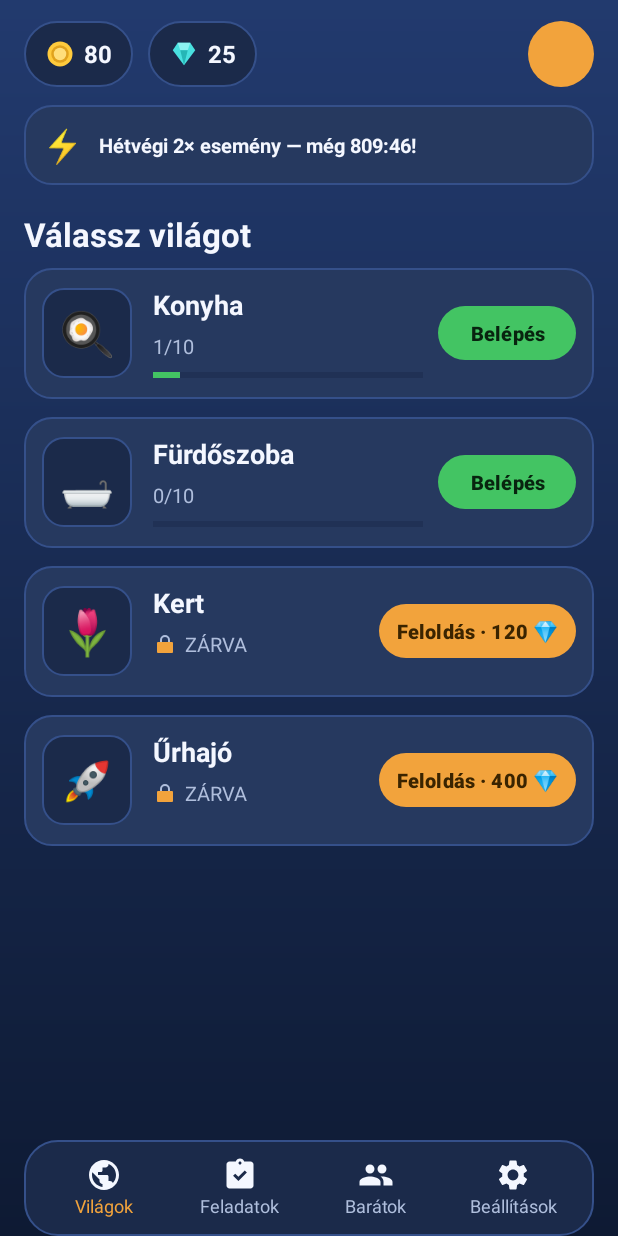
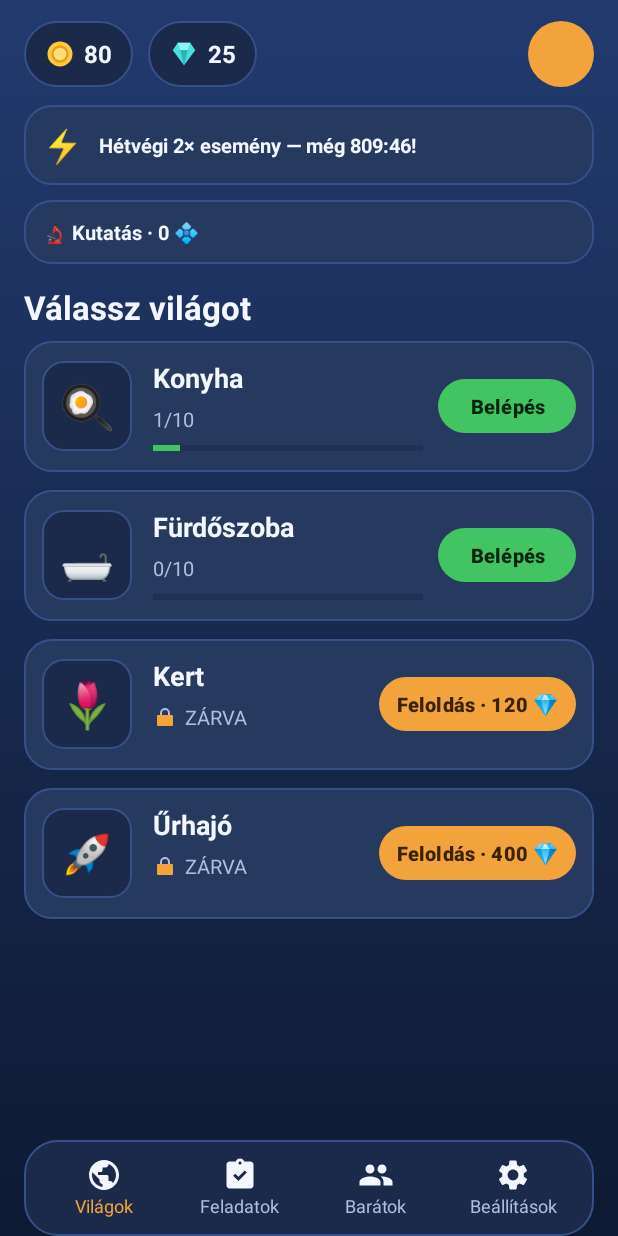
Before and after one commit to HenrikFaul/micromasters, an Android app: the screen it shows after launch (WorldSelectActivity), after a tap on "JÁTSSZ", on a phone screen of 412 x 824 dp. Run offline under Robolectric (Android 15) with nearby library versions, the phone set to English and light mode, and no system bars; 1 other tap on this screen came first.

Commit message:
Add Research Tree, Re-Miniaturize prestige, and Collection/Museum (15-agent design)
Three meta systems, designed in parallel and adversarially verified against
the real code, folded into ONE canonical baseProdPerSec (each multiplier is
1.0 at defaults, so existing saves are byte-identical):

- Research Tree (Cores): account-wide currency earned by clearing a world's
  10 territories; 4 branches (Industry/Logistics/Science/Expansion) bought
  with Cores. Industry multiplies all worlds globally; the others grant
  offline-efficiency / lab-gem / expansion-discount perks (neutral at L0).
  Reached from a "Kutatas" hub card.
- Prestige "Re-Miniaturize" (Mastery Stars): per-world reset for sqrt-damped
  Stars based on lifetime coins -> permanent +10%/star world production.
  Deliberate confirm dialog from the Map; kitchen keeps its onboarding seed.
- Collection/Museum: world mastery badges, worker skins, and a claimable
  "Nagy Gyujto" set bonus (permanent +prod). Long-press the Friends tab.

Cores faucet latched by clearRewardClaimed (once/world); stars banked by delta
(no refarm). Persistence additive + schema-2 backward-compatible. Compile-reviewed.

Co-Authored-By: Claude Opus 4.8 <noreply@anthropic.com>
Claude-Session: https://claude.ai/code/session_018QBwLBU1ZMNvoWywXQuYed

```diff
--- a/app/src/main/java/com/micromasters/game/Models.kt
+++ b/app/src/main/java/com/micromasters/game/Models.kt
@@ -55,6 +55,17 @@ class WorldDef(
 
 class QuestDef(val nameRes: Int, val emoji: String, val target: Long, val rewardGems: Int)
 
+enum class ResearchBranch { INDUSTRY, LOGISTICS, SCIENCE, EXPANSION }
+
+class ResearchDef(
+    val branch: ResearchBranch,
+    val nameRes: Int,
+    val descRes: Int,
+    val emoji: String,
+    val branchMult: Double,
+    val maxLevel: Int = 25
+)
+
 object Defs {
     const val TERRITORIES = 10
 
@@ -78,6 +89,18 @@ object Defs {
         BoostDef("fill", R.string.boost_fill, R.string.boost_fill_desc, "💧", BoostKind.FILL, gemCost = 8),
         BoostDef("ad", R.string.boost_ad, R.string.boost_ad_desc, "🎬", BoostKind.AD, gemCost = 0, durationMs = 5 * 60_000L, multiplier = 1.0)
     )
+
+    // Account-wide Research Tree (GDD §6.3). Each level multiplies ALL worlds globally.
+    // Order MUST match ResearchBranch.ordinal. Emoji are Unicode <= 7.
+    val RESEARCH = listOf(
+        ResearchDef(ResearchBranch.INDUSTRY, R.string.res_industry, R.string.res_industry_desc, "🏭", branchMult = 0.15),
+        ResearchDef(ResearchBranch.LOGISTICS, R.string.res_logistics, R.string.res_logistics_desc, "🚚", branchMult = 0.05),
+        ResearchDef(ResearchBranch.SCIENCE, R.string.res_science, R.string.res_science_desc, "🔬", branchMult = 0.05),
+        ResearchDef(ResearchBranch.EXPANSION, R.string.res_expansion, R.string.res_expansion_desc, "🗺️", branchMult = 0.05)
+    )
+
+    /** Cores granted for clearing all 10 territories of a world (mastery faucet). */
+    fun coreReward(id: String): Int = 2 + worldIndex(id)
 
     // Colors are plain ARGB ints so the canvas view can use them directly.
     val WORLDS = listOf(
--- a/app/src/main/java/com/micromasters/game/WorldSelectActivity.kt
+++ b/app/src/main/java/com/micromasters/game/WorldSelectActivity.kt
@@ -22,9 +22,11 @@ class WorldSelectActivity : AppCompatActivity() {
 
         b.btnShop.setOnClickListener { Dialogs.showShop(this) { refresh() } }
         b.eventBanner.setOnClickListener { Dialogs.showShop(this) { refresh() } }
+        b.researchCard.setOnClickListener { Dialogs.showResearch(this) { refresh() } }
         b.navWorlds.setOnClickListener { refresh() }
         b.navQuests.setOnClickListener { Dialogs.showQuests(this) { refresh() } }
         b.navFriends.setOnClickListener { Dialogs.showLeaderboard(this) }
+        b.navFriends.setOnLongClickListener { Dialogs.showCollection(this) { refresh() }; true }
         b.navSettings.setOnClickListener { Dialogs.showSettings(this) { refresh() } }
     }
 
@@ -49,6 +51,7 @@ class WorldSelectActivity : AppCompatActivity() {
         val tz = java.util.TimeZone.getDefault()
         val msToMidnight = 86_400_000L - (now + tz.getOffset(now)) % 86_400_000L
         b.eventText.text = getString(R.string.event_fmt, Format.duration(msToMidnight))
+        b.researchText.text = getString(R.string.research_hub_fmt, Format.short(s.cores))
         buildWorldList(s)
     }
 
--- /dev/null
+++ b/app/src/main/res/drawable/ic_core.xml
@@ -0,0 +1,12 @@
+<vector xmlns:android="http://schemas.android.com/apk/res/android"
+    android:width="24dp"
+    android:height="24dp"
+    android:viewportWidth="24"
+    android:viewportHeight="24">
+    <path
+        android:fillColor="#FFB061F0"
+        android:pathData="M12,2 L20,7 L20,17 L12,22 L4,17 L4,7 Z" />
+    <path
+        android:fillColor="#FFD9B0FA"
+        android:pathData="M12,6 L16,8.5 L16,13.5 L12,16 L8,13.5 L8,8.5 Z" />
+</vector>
--- a/app/src/main/res/layout/activity_world_select.xml
+++ b/app/src/main/res/layout/activity_world_select.xml
@@ -111,10 +111,31 @@
             android:textStyle="bold" />
     </LinearLayout>
 
+    <LinearLayout
+        android:id="@+id/researchCard"
+        android:layout_width="match_parent"
+        android:layout_height="wrap_content"
+        android:layout_marginTop="10dp"
+        android:background="@drawable/bg_card"
+        android:gravity="center_vertical"
+        android:orientation="horizontal"
+        android:padding="12dp">
+
+        <TextView
+            android:id="@+id/researchText"
+            android:layout_width="0dp"
+            android:layout_height="wrap_content"
+            android:layout_weight="1"
+            android:text="@string/research_title"
+            android:textColor="@color/text_primary"
+            android:textSize="13sp"
+            android:textStyle="bold" />
+    </LinearLayout>
+
     <TextView
         android:layout_width="wrap_content"
         android:layout_height="wrap_content"
-        android:layout_marginTop="18dp"
+        android:layout_marginTop="14dp"
         android:layout_marginBottom="8dp"
         android:text="@string/select_world"
         android:textColor="@color/text_primary"
--- a/app/src/main/res/values/strings.xml
+++ b/app/src/main/res/values/strings.xml
@@ -136,4 +136,40 @@
     <string name="offline_away_fmt">%1$s voltál távol</string>
     <string name="offline_double">×2 📺</string>
     <string name="offline_ok">RENDBEN</string>
+
+    <!-- Research Tree -->
+    <string name="research_hub_fmt">🔬 Kutatás · %1$s 💠</string>
+    <string name="research_title">🔬 Kutatás</string>
+    <string name="research_cores_fmt">Mag: %1$s 💠</string>
+    <string name="res_industry">Ipar</string>
+    <string name="res_industry_desc">Globális termelés</string>
+    <string name="res_logistics">Logisztika</string>
+    <string name="res_logistics_desc">Offline hatékonyság</string>
+    <string name="res_science">Tudomány</string>
+    <string name="res_science_desc">Gyémánt bónusz</string>
+    <string name="res_expansion">Terjeszkedés</string>
+    <string name="res_expansion_desc">Olcsóbb hódítás</string>
+    <string name="not_enough_cores">Nincs elég Mag!</string>
+
+    <!-- Prestige / Re-Miniaturize -->
+    <string name="prestige">⭐ Újraminiatürizálás</string>
+    <string name="prestige_title">Újraminiatürizálás</string>
+    <string name="prestige_fmt">⭐ %1$d · +%2$d</string>
+    <string name="prestige_locked">Még nincs begyűjthető csillag.</string>
+    <string name="prestige_confirm">Visszaállítod a(z) %1$s világot %2$d ⭐ csillagért? Az egységek, épületek és területek lenullázódnak — ez nem vonható vissza!</string>
+    <string name="prestige_after">Csillagok ezután: %1$d</string>
+    <string name="prestige_do">Megteszem</string>
+
+    <!-- Collection / Museum -->
+    <string name="collection_title">🏛️ Gyűjtemény</string>
+    <string name="collection_owned">MEGVAN</string>
+    <string name="collection_locked">ZÁRVA</string>
+    <string name="collection_badges_fmt">Világ-kitűzők · %1$d/%2$d</string>
+    <string name="collection_mastered">Mesteri! 🏆 10/10</string>
+    <string name="collection_skins_fmt">Egység-kinézetek · %1$d/%2$d</string>
+    <string name="collection_set_title">Készlet-bónusz</string>
+    <string name="collection_set_name">Nagy Gyűjtő</string>
+    <string name="collection_set_desc">Minden világ mesteri + arany kinézet · örök bónusz</string>
+    <string name="collection_claim">BEGYŰJT</string>
+    <string name="collection_claimed">Nagy Gyűjtő! Örök termelésbónusz 🏆</string>
 </resources>
```
Also changed, not shown: app/src/main/java/com/micromasters/game/Dialogs.kt (+201 -0 lines), app/src/main/java/com/micromasters/game/GameState.kt (+121 -8 lines), app/src/main/res/layout/dialog_map.xml (+12 -0 lines).
